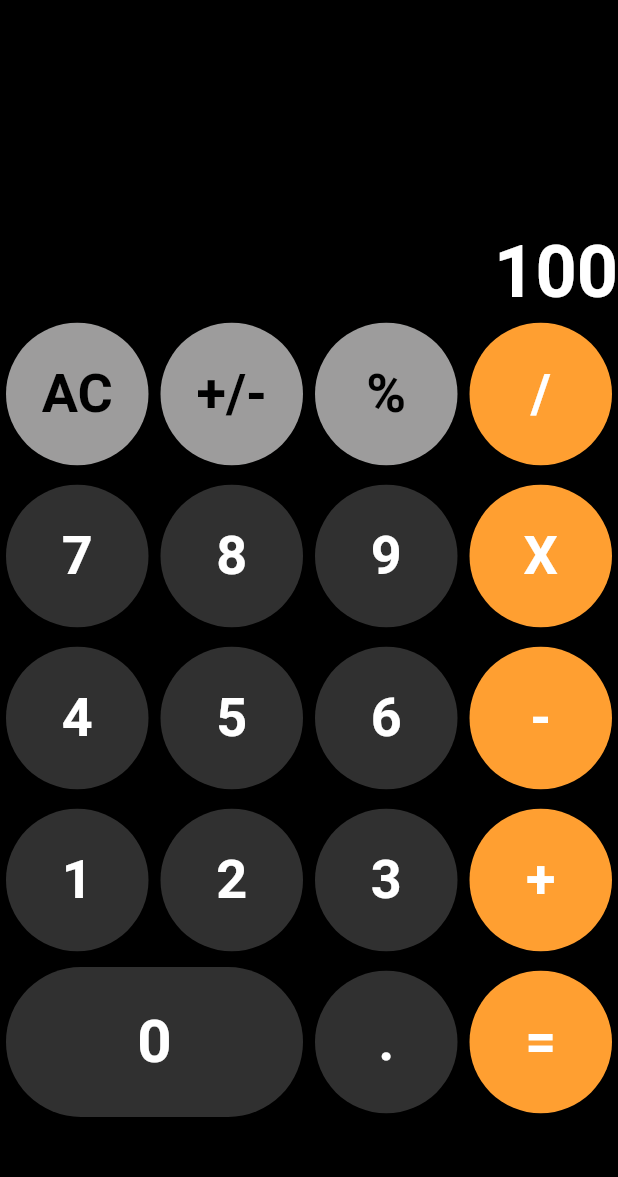
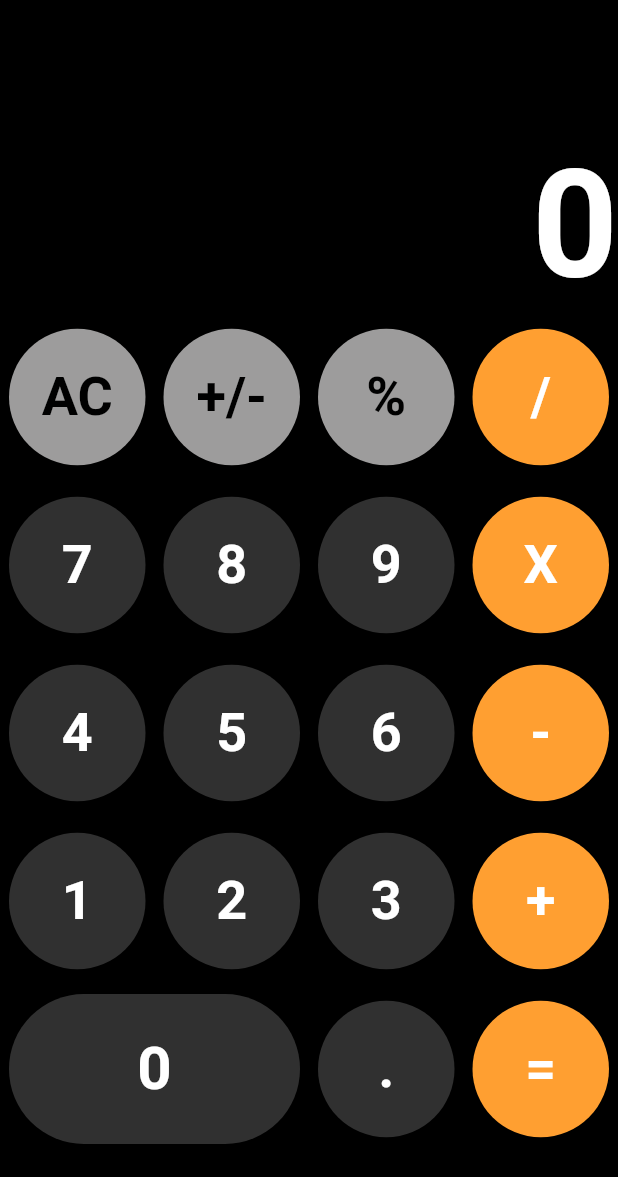
Before and after one commit to prateekthakur272/calculator, a Flutter app: the screen it shows after launch, on a phone screen of 412 x 824 dp, the part 59-1236 px from its top. Run offline on Flutter 3.47's test engine with Material 2 defaults, Android fonts, the phone set to English and light mode, and no system bars.

Commit message:
adds basic layout

```diff
--- /dev/null
+++ b/lib/calculator.dart
@@ -0,0 +1,7 @@
+class Calculator {
+  static num? a;
+  static num? b;
+  static num? res;
+  static String? op;
+  static List<String> stack = List.empty(growable: true);
+}
--- a/lib/screens/home_screen.dart
+++ b/lib/screens/home_screen.dart
@@ -1,10 +1,64 @@
 import 'package:calculator/constants.dart';
-import 'package:calculator/widgets/circle_button.dart';
-import 'package:calculator/widgets/stadium_button.dart';
 import 'package:flutter/material.dart';
 
-class HomeScreen extends StatelessWidget {
+class HomeScreen extends StatefulWidget {
   const HomeScreen({super.key});
+
+  @override
+  State<HomeScreen> createState() => _HomeScreenState();
+}
+
+class _HomeScreenState extends State<HomeScreen> {
+  String display = '0';
+
+  circleButton({
+    required label,
+    required backgroundColor,
+    required foregroundColor,
+  }) {
+    return Padding(
+      padding: const EdgeInsets.all(6.0),
+      child: FilledButton(
+        style: FilledButton.styleFrom(
+            padding: const EdgeInsets.all(8),
+            minimumSize: const Size(100, 100),
+            shape: const CircleBorder(),
+            textStyle:
+                const TextStyle(fontSize: 36, fontWeight: FontWeight.bold),
+            backgroundColor: backgroundColor,
+            foregroundColor: foregroundColor),
+        onPressed: () {
+          setState(() {});
+        },
+        child: Text(
+          label,
+        ),
+      ),
+    );
+  }
+
+  stadiumButton(
+      {required label, required backgroundColor, required foregroundColor}) {
+    return Padding(
+      padding: const EdgeInsets.all(6.0),
+      child: FilledButton(
+        style: FilledButton.styleFrom(
+            padding: const EdgeInsets.all(8),
+            minimumSize: const Size(100, 100),
+            shape: const StadiumBorder(),
+            textStyle:
+                const TextStyle(fontSize: 40, fontWeight: FontWeight.bold),
+            backgroundColor: backgroundColor,
+            foregroundColor: foregroundColor),
+        onPressed: () {
+          setState(() {});
+        },
+        child: Text(
+          label,
+        ),
+      ),
+    );
+  }
 
   @override
   Widget build(BuildContext context) {
@@ -17,41 +71,40 @@ class HomeScreen extends StatelessWidget {
         children: [
           Expanded(
             flex: 1,
-            child: Container(
-              child: const Align(
-                  alignment: Alignment.bottomRight,
-                  child: Text(
-                    '100',
-                    style: TextStyle(fontSize: 48, fontWeight: FontWeight.bold),
-                  )),
-            ),
+            child: Align(
+                alignment: Alignment.bottomRight,
+                child: Text(
+                  display,
+                  style: const TextStyle(
+                      fontSize: 100, fontWeight: FontWeight.bold),
+                )),
           ),
-          const Expanded(
+          Expanded(
             flex: 3,
             child: Column(
               children: [
                 Row(
                   children: [
                     Expanded(
-                      child: CircleButton(
+                      child: circleButton(
                           label: 'AC',
                           backgroundColor: otherButtonColor,
                           foregroundColor: Colors.black),
                     ),
                     Expanded(
-                      child: CircleButton(
+                      child: circleButton(
                           label: '+/-',
                           backgroundColor: otherButtonColor,
                           foregroundColor: Colors.black),
                     ),
                     Expanded(
-                      child: CircleButton(
+                      child: circleButton(
                           label: '%',
                           backgroundColor: otherButtonColor,
                           foregroundColor: Colors.black),
                     ),
                     Expanded(
-                      child: CircleButton(
+                      child: circleButton(
                           label: '/',
                           backgroundColor: operationButtonColor,
                           foregroundColor: Colors.white),
@@ -61,25 +114,25 @@ class HomeScreen extends StatelessWidget {
                 Row(
                   children: [
                     Expanded(
-                      child: CircleButton(
+                      child: circleButton(
                           label: '7',
                           backgroundColor: numberButtonColor,
                           foregroundColor: Colors.white),
                     ),
                     Expanded(
-                      child: CircleButton(
+                      child: circleButton(
                           label: '8',
                           backgroundColor: numberButtonColor,
                           foregroundColor: Colors.white),
                     ),
                     Expanded(
-                      child: CircleButton(
+                      child: circleButton(
                           label: '9',
                           backgroundColor: numberButtonColor,
                           foregroundColor: Colors.white),
                     ),
                     Expanded(
-                      child: CircleButton(
+                      child: circleButton(
                           label: 'X',
                           backgroundColor: operationButtonColor,
                           foregroundColor: Colors.white),
@@ -89,25 +142,25 @@ class HomeScreen extends StatelessWidget {
                 Row(
                   children: [
                     Expanded(
-                      child: CircleButton(
+                      child: circleButton(
                           label: '4',
                           backgroundColor: numberButtonColor,
                           foregroundColor: Colors.white),
                     ),
                     Expanded(
-                      child: CircleButton(
+                      child: circleButton(
                           label: '5',
                           backgroundColor: numberButtonColor,
                           foregroundColor: Colors.white),
                     ),
                     Expanded(
-                      child: CircleButton(
+                      child: circleButton(
                           label: '6',
                           backgroundColor: numberButtonColor,
                           foregroundColor: Colors.white),
                     ),
                     Expanded(
-                      child: CircleButton(
+                      child: circleButton(
                           label: '-',
                           backgroundColor: operationButtonColor,
                           foregroundColor: Colors.white),
@@ -117,25 +170,25 @@ class HomeScreen extends StatelessWidget {
                 Row(
                   children: [
                     Expanded(
-                      child: CircleButton(
+                      child: circleButton(
                           label: '1',
                           backgroundColor: numberButtonColor,
                           foregroundColor: Colors.white),
                     ),
                     Expanded(
-                      child: CircleButton(
+                      child: circleButton(
                           label: '2',
                           backgroundColor: numberButtonColor,
                           foregroundColor: Colors.white),
                     ),
                     Expanded(
-                      child: CircleButton(
+                      child: circleButton(
                           label: '3',
                           backgroundColor: numberButtonColor,
                           foregroundColor: Colors.white),
                     ),
                     Expanded(
-                      child: CircleButton(
+                      child: circleButton(
                           label: '+',
                           backgroundColor: operationButtonColor,
                           foregroundColor: Colors.white),
@@ -146,18 +199,18 @@ class HomeScreen extends StatelessWidget {
                   children: [
                     Expanded(
                         flex: 2,
-                        child: StadiumButton(
+                        child: stadiumButton(
                             label: '0',
                             backgroundColor: numberButtonColor,
                             foregroundColor: Colors.white)),
                     Expanded(
-                      child: CircleButton(
+                      child: circleButton(
                           label: '.',
                           backgroundColor: numberButtonColor,
                           foregroundColor: Colors.white),
                     ),
                     Expanded(
-                      child: CircleButton(
+                      child: circleButton(
                           label: '=',
                           backgroundColor: operationButtonColor,
                           foregroundColor: Colors.white),
--- a/lib/widgets/circle_button.dart
+++ /dev/null
@@ -1,34 +0,0 @@
-import 'package:flutter/material.dart';
-
-class CircleButton extends StatelessWidget {
-  final String label;
-  final Color backgroundColor;
-  final Color foregroundColor;
-
-  const CircleButton(
-      {super.key,
-      required this.label,
-      required this.backgroundColor,
-      required this.foregroundColor});
-
-  @override
-  Widget build(BuildContext context) {
-    return Padding(
-      padding: const EdgeInsets.all(4.0),
-      child: FilledButton(
-        style: FilledButton.styleFrom(
-            padding: const EdgeInsets.all(8),
-            minimumSize: const Size(100, 100),
-            shape: const CircleBorder(),
-            textStyle:
-                const TextStyle(fontSize: 36, fontWeight: FontWeight.bold),
-            backgroundColor: backgroundColor,
-            foregroundColor: foregroundColor),
-        onPressed: () {},
-        child: Text(
-          label,
-        ),
-      ),
-    );
-  }
-}
--- a/lib/widgets/stadium_button.dart
+++ /dev/null
@@ -1,34 +0,0 @@
-import 'package:flutter/material.dart';
-
-class StadiumButton extends StatelessWidget {
-  final String label;
-  final Color backgroundColor;
-  final Color foregroundColor;
-
-  const StadiumButton(
-      {super.key,
-      required this.label,
-      required this.backgroundColor,
-      required this.foregroundColor});
-
-  @override
-  Widget build(BuildContext context) {
-    return Padding(
-      padding: const EdgeInsets.all(4.0),
-      child: FilledButton(
-        style: FilledButton.styleFrom(
-            padding: const EdgeInsets.all(8),
-            minimumSize: const Size(100, 100),
-            shape: const StadiumBorder(),
-            textStyle:
-                const TextStyle(fontSize: 40, fontWeight: FontWeight.bold),
-            backgroundColor: backgroundColor,
-            foregroundColor: foregroundColor),
-        onPressed: () {},
-        child: Text(
-          label,
-        ),
-      ),
-    );
-  }
-}
```
